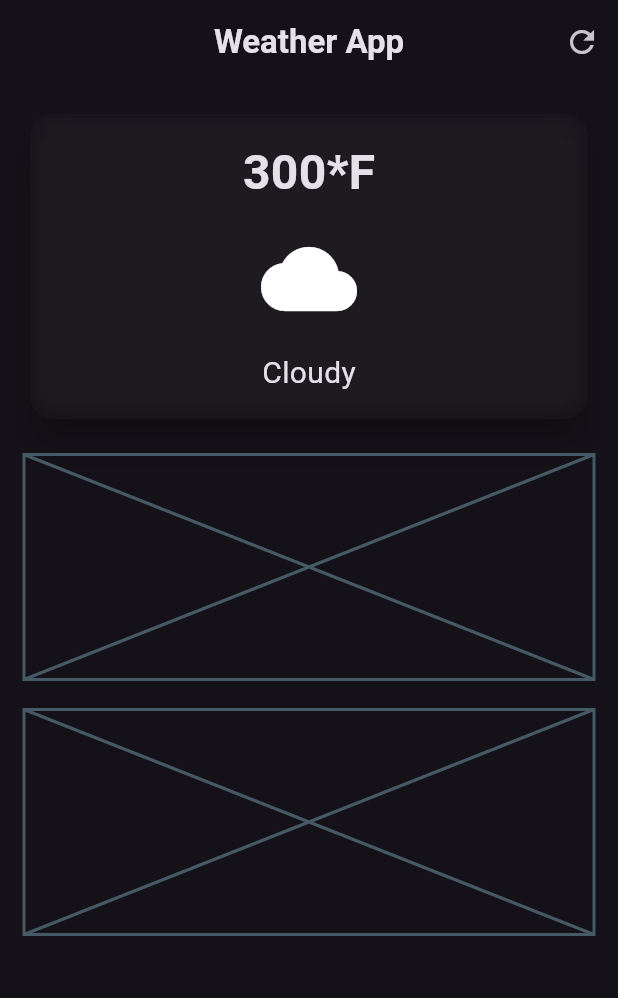
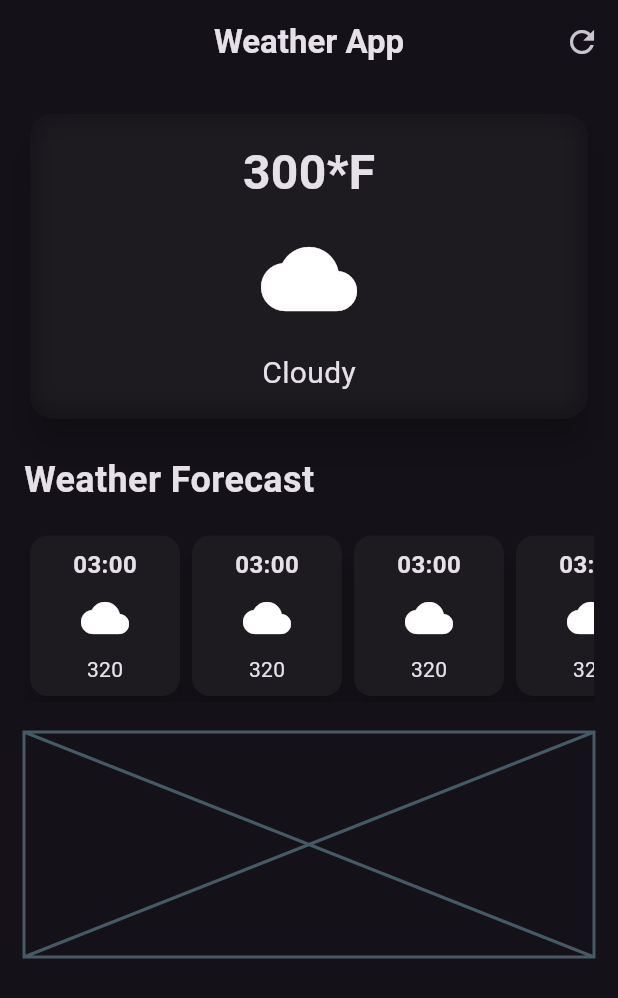
Before and after one commit to SujayPrabhu96/weather-app-flutter, a Flutter app: the screen it shows after launch, on a phone screen of 412 x 824 dp. Shown: the top 998 px of the screen. Run offline on Flutter 3.47's test engine with Material 3 defaults, Android fonts, the phone set to English and light mode, and no system bars.

Commit message:
Design hourly forecast item which is horizontally scrollable

```diff
--- a/lib/weather_screen.dart
+++ b/lib/weather_screen.dart
@@ -26,6 +26,7 @@ class WeatherScreen extends StatelessWidget {
       body: Padding(
         padding: const EdgeInsets.all(16.0),
         child: Column(
+          crossAxisAlignment: CrossAxisAlignment.start,
           children: [
             // main card
             SizedBox(
@@ -76,8 +77,27 @@ class WeatherScreen extends StatelessWidget {
               height: 20,
             ),
             // weather forecast card
-            Placeholder(
-              fallbackHeight: 150,
+            const Text(
+              'Weather Forecast',
+              style: TextStyle(
+                fontSize: 24,
+                fontWeight: FontWeight.bold
+              ),
+            ),
+            const SizedBox(
+              height: 16,
+            ),
+            const SingleChildScrollView(
+              scrollDirection: Axis.horizontal,
+              child: Row(
+                children: [
+                  HourlyForecastItem(),
+                  HourlyForecastItem(),
+                  HourlyForecastItem(),
+                  HourlyForecastItem(),
+                  HourlyForecastItem(),
+                ],
+              ),
             ),
             SizedBox(
               height: 20,
@@ -92,3 +112,41 @@ class WeatherScreen extends StatelessWidget {
     );
   }
 }
+
+class HourlyForecastItem extends StatelessWidget {
+  const HourlyForecastItem({super.key});
+
+  @override
+  Widget build(BuildContext context) {
+    return Card(
+      elevation: 8,
+      child: SizedBox(
+        child: Container(
+          decoration: BoxDecoration(
+            borderRadius: BorderRadius.circular(16),
+          ),
+          width: 100,
+          padding: const EdgeInsets.all(8.0),
+          child: const Column(
+            children: [
+              Text(
+                '03:00',
+                style: TextStyle(
+                  fontSize: 16,
+                  fontWeight: FontWeight.bold
+                ),
+              ),
+              SizedBox(height: 8),
+              Icon(
+                Icons.cloud,
+                size: 32,
+              ),
+              SizedBox(height: 8),
+              Text('320'),
+            ],
+          ),
+        ),
+      ),
+    );
+  }
+}
```
